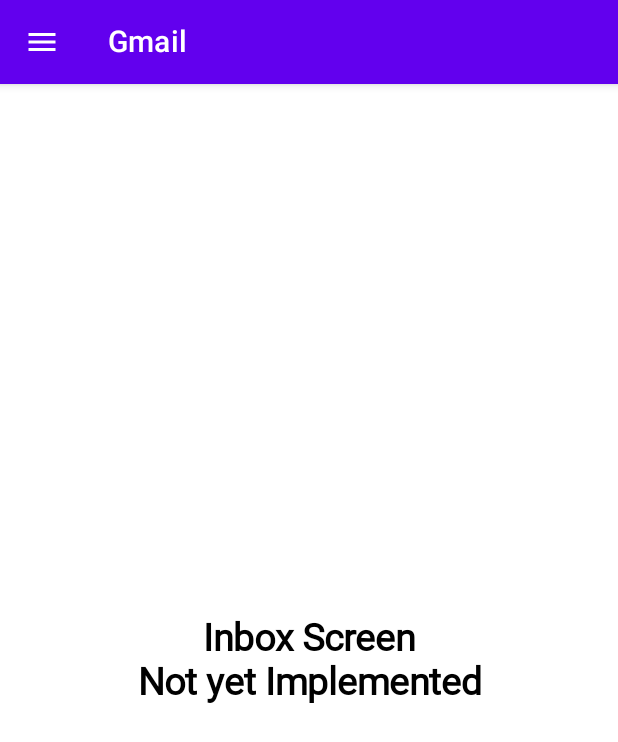
After one commit to NikhilChauhan4/google-screens, an Android app built with Jetpack Compose: the InboxScreen screen opened through its navigation route, on a phone screen of 412 x 824 dp. The commit adds this screen. Shown: the top 742 px of the screen. Run offline under Robolectric (Android 15) with nearby library versions, the phone set to English and light mode, and no system bars.

Commit message:
added nav drawer with sample items

```diff
--- a/app/build.gradle
+++ b/app/build.gradle
@@ -46,6 +46,7 @@ android {
 }
 
 dependencies {
+  def nav_version = "2.4.1"
 
   implementation 'androidx.core:core-ktx:1.7.0'
   implementation "androidx.compose.ui:ui:$compose_version"
@@ -67,6 +68,7 @@ dependencies {
   // Material Design
   implementation("androidx.compose.material:material:1.1.0")
 
+  implementation("androidx.navigation:navigation-compose:$nav_version")
   // UI Tests
   androidTestImplementation("androidx.compose.ui:ui-test-junit4:1.1.0")
 }
--- a/app/src/main/java/com/example/googlescreens/MainActivity.kt
+++ b/app/src/main/java/com/example/googlescreens/MainActivity.kt
@@ -6,11 +6,9 @@ import androidx.activity.compose.setContent
 import androidx.compose.foundation.layout.fillMaxSize
 import androidx.compose.material.MaterialTheme
 import androidx.compose.material.Surface
-import androidx.compose.material.Text
-import androidx.compose.runtime.Composable
 import androidx.compose.ui.Modifier
-import androidx.compose.ui.tooling.preview.Preview
-import com.example.googlescreens.screens.SignInScreen
+import androidx.navigation.compose.rememberNavController
+import com.example.googlescreens.screens.home.HomeScreen
 import com.example.googlescreens.ui.theme.GoogleScreensTheme
 
 class MainActivity : ComponentActivity() {
@@ -18,9 +16,10 @@ class MainActivity : ComponentActivity() {
     super.onCreate(savedInstanceState)
     setContent {
       GoogleScreensTheme {
+        val navController = rememberNavController()
         // A surface container using the 'background' color from the theme
         Surface(modifier = Modifier.fillMaxSize(), color = MaterialTheme.colors.background) {
-          SignInScreen()
+          HomeScreen(navController)
         }
       }
     }
--- /dev/null
+++ b/app/src/main/java/com/example/googlescreens/navigation/GmailNavigation.kt
@@ -0,0 +1,32 @@
+package com.example.googlescreens.navigation
+
+import androidx.compose.runtime.Composable
+import androidx.navigation.NavHostController
+import androidx.navigation.compose.NavHost
+import androidx.navigation.compose.composable
+import com.example.googlescreens.screens.home.components.navdrawer.NavDrawerItem
+import com.example.googlescreens.screens.inbox.InboxScreen
+
+@Composable
+fun GmailNavigation(navController: NavHostController) {
+  NavHost(navController, startDestination = NavDrawerItem.Inbox.route) {
+    composable(NavDrawerItem.AllInboxes.route) {
+      InboxScreen()
+    }
+    composable(NavDrawerItem.Inbox.route) {
+      InboxScreen()
+    }
+    composable(NavDrawerItem.Unread.route) {
+      InboxScreen()
+    }
+    composable(NavDrawerItem.Starred.route) {
+      InboxScreen()
+    }
+    composable(NavDrawerItem.Snoozed.route) {
+      InboxScreen()
+    }
+    composable(NavDrawerItem.Important.route) {
+      InboxScreen()
+    }
+  }
+}
--- /dev/null
+++ b/app/src/main/java/com/example/googlescreens/screens/home/HomeScreen.kt
@@ -0,0 +1,28 @@
+package com.example.googlescreens.screens.home
+
+import androidx.compose.material.Scaffold
+import androidx.compose.material.rememberScaffoldState
+import androidx.compose.runtime.Composable
+import androidx.compose.runtime.rememberCoroutineScope
+import androidx.compose.ui.res.colorResource
+import androidx.navigation.NavHostController
+import com.example.googlescreens.R
+import com.example.googlescreens.navigation.GmailNavigation
+import com.example.googlescreens.screens.home.components.GmailCloneAppBar
+import com.example.googlescreens.screens.home.components.navdrawer.NavDrawer
+
+@Composable
+fun HomeScreen(navController: NavHostController){
+  val scaffoldState = rememberScaffoldState()
+  val scope = rememberCoroutineScope()
+  Scaffold(
+      scaffoldState = scaffoldState,
+      topBar = { GmailCloneAppBar(scaffoldState = scaffoldState, coroutineScope = scope) },
+      drawerBackgroundColor = colorResource(id = R.color.purple_500),
+      drawerContent = {
+        NavDrawer(scope = scope, scaffoldState = scaffoldState, navController = navController)
+      },
+  ) {
+    GmailNavigation(navController = navController)
+  }
+}
--- /dev/null
+++ b/app/src/main/java/com/example/googlescreens/screens/home/components/GmailCloneAppBar.kt
@@ -0,0 +1,29 @@
+package com.example.googlescreens.screens.home.components
+
+import androidx.compose.material.Icon
+import androidx.compose.material.IconButton
+import androidx.compose.material.ScaffoldState
+import androidx.compose.material.Text
+import androidx.compose.material.TopAppBar
+import androidx.compose.material.icons.Icons
+import androidx.compose.material.icons.filled.Menu
+import androidx.compose.runtime.Composable
+import kotlinx.coroutines.CoroutineScope
+import kotlinx.coroutines.launch
+
+@Composable
+fun GmailCloneAppBar(coroutineScope: CoroutineScope,scaffoldState: ScaffoldState){
+  TopAppBar(
+      title = {
+        Text("Gmail")
+      },
+      navigationIcon = {
+        IconButton(onClick = {
+          coroutineScope.launch {
+            scaffoldState.drawerState.open()
+          }}) {
+          Icon(Icons.Filled.Menu, contentDescription = "open navigation drawer")
+        }
+      },
+  )
+}
--- /dev/null
+++ b/app/src/main/java/com/example/googlescreens/screens/home/components/navdrawer/NavDrawer.kt
@@ -0,0 +1,100 @@
+package com.example.googlescreens.screens.home.components.navdrawer
+
+import androidx.compose.foundation.Image
+import androidx.compose.foundation.background
+import androidx.compose.foundation.clickable
+import androidx.compose.foundation.layout.Column
+import androidx.compose.foundation.layout.Row
+import androidx.compose.foundation.layout.Spacer
+import androidx.compose.foundation.layout.fillMaxWidth
+import androidx.compose.foundation.layout.height
+import androidx.compose.foundation.layout.padding
+import androidx.compose.foundation.layout.width
+import androidx.compose.material.ScaffoldState
+import androidx.compose.material.Text
+import androidx.compose.runtime.Composable
+import androidx.compose.runtime.getValue
+import androidx.compose.ui.Alignment
+import androidx.compose.ui.Modifier
+import androidx.compose.ui.graphics.Color
+import androidx.compose.ui.graphics.ColorFilter
+import androidx.compose.ui.layout.ContentScale
+import androidx.compose.ui.res.colorResource
+import androidx.compose.ui.res.painterResource
+import androidx.compose.ui.unit.dp
+import androidx.compose.ui.unit.sp
+import androidx.navigation.NavHostController
+import androidx.navigation.compose.currentBackStackEntryAsState
+import com.example.googlescreens.R
+import kotlinx.coroutines.CoroutineScope
+import kotlinx.coroutines.launch
+
+@Composable
+fun NavDrawer(
+  scope: CoroutineScope,
+  scaffoldState: ScaffoldState,
+  navController: NavHostController
+) {
+  val items = listOf(
+      NavDrawerItem.AllInboxes,
+      NavDrawerItem.Inbox,
+      NavDrawerItem.Unread,
+      NavDrawerItem.Starred,
+      NavDrawerItem.Snoozed,
+      NavDrawerItem.Important
+  )
+  Column(modifier = Modifier.fillMaxWidth()) {
+    val navBackStackEntry by navController.currentBackStackEntryAsState()
+    val currentRoute = navBackStackEntry?.destination?.route
+    items.forEach { item ->
+      NavDrawerItem(item = item, selected = currentRoute == item.route, onItemClick = {
+        navController.navigate(item.route) {
+          navController.graph.startDestinationRoute?.let { route ->
+            popUpTo(route) {
+              saveState = true
+            }
+          }
+          launchSingleTop = true
+          restoreState = true
+        }
+        scope.launch {
+          scaffoldState.drawerState.close()
+        }
+      })
+    }
+  }
+}
+
+@Composable
+fun NavDrawerItem(
+  item: NavDrawerItem,
+  selected: Boolean,
+  onItemClick: (NavDrawerItem) -> Unit
+) {
+  val background = if (selected) R.color.purple_200 else android.R.color.transparent
+  Row(
+      verticalAlignment = Alignment.CenterVertically,
+      modifier = Modifier
+          .fillMaxWidth()
+          .clickable(onClick = { onItemClick(item) })
+          .height(45.dp)
+          .background(colorResource(id = background))
+          .padding(start = 10.dp)
+  ) {
+    Image(
+        painter = painterResource(id = item.icon),
+        contentDescription = item.title,
+        colorFilter = ColorFilter.tint(Color.White),
+        contentScale = ContentScale.Fit,
+        modifier = Modifier
+            .height(35.dp)
+            .width(35.dp)
+    )
+    Spacer(modifier = Modifier.width(7.dp))
+    Text(
+        text = item.title,
+        fontSize = 18.sp,
+        color = Color.White
+    )
+  }
+}
--- /dev/null
+++ b/app/src/main/java/com/example/googlescreens/screens/home/components/navdrawer/NavDrawerItem.kt
@@ -0,0 +1,12 @@
+package com.example.googlescreens.screens.home.components.navdrawer
+
+import com.example.googlescreens.R
+
+sealed class NavDrawerItem(var route: String, var icon: Int, var title: String,unread: String?) {
+  object AllInboxes : NavDrawerItem("all_inboxes", R.drawable.ic_outline_all_inbox_24, "All inboxes",null)
+  object Inbox : NavDrawerItem("inbox",R.drawable.ic_baseline_inbox_24 , "Inbox","99+")
+  object Unread : NavDrawerItem("unread", R.drawable.ic_outline_mark_email_unread_24, "Unread","99+")
+  object Starred : NavDrawerItem("stared", R.drawable.ic_outline_star_outline_24, "Starred","99+")
+  object Snoozed : NavDrawerItem("snoozed", R.drawable.ic_outline_access_time_24, "Snoozed","99+")
+  object Important : NavDrawerItem("important", R.drawable.ic_outline_label_24, "Important","99+")
+}
--- /dev/null
+++ b/app/src/main/java/com/example/googlescreens/screens/inbox/InboxScreen.kt
@@ -0,0 +1,43 @@
+package com.example.googlescreens.screens.inbox
+
+import androidx.compose.foundation.background
+import androidx.compose.foundation.layout.Column
+import androidx.compose.foundation.layout.fillMaxSize
+import androidx.compose.foundation.layout.wrapContentSize
+import androidx.compose.material.Text
+import androidx.compose.runtime.Composable
+import androidx.compose.ui.Alignment
+import androidx.compose.ui.Modifier
+import androidx.compose.ui.graphics.Color
+import androidx.compose.ui.res.colorResource
+import androidx.compose.ui.text.font.FontWeight
+import androidx.compose.ui.text.style.TextAlign
+import androidx.compose.ui.unit.sp
+import com.example.googlescreens.R
+
+@Composable
+fun InboxScreen() {
+  Column(
+      modifier = Modifier
+          .fillMaxSize()
+          .background(colorResource(id = R.color.white))
+          .wrapContentSize(Alignment.Center)
+  ) {
+    Text(
+        text = "Inbox Screen",
+        fontWeight = FontWeight.Bold,
+        color = Color.Black,
+        modifier = Modifier.align(Alignment.CenterHorizontally),
+        textAlign = TextAlign.Center,
+        fontSize = 25.sp
+    )
+    Text(
+        text = "Not yet Implemented",
+        fontWeight = FontWeight.Bold,
+        color = Color.Black,
+        modifier = Modifier.align(Alignment.CenterHorizontally),
+        textAlign = TextAlign.Center,
+        fontSize = 25.sp
+    )
+  }
+}
--- /dev/null
+++ b/app/src/main/res/drawable/ic_baseline_inbox_24.xml
@@ -0,0 +1,10 @@
+<vector xmlns:android="http://schemas.android.com/apk/res/android"
+    android:width="24dp"
+    android:height="24dp"
+    android:viewportWidth="24"
+    android:viewportHeight="24"
+    android:tint="@color/black">
+  <path
+      android:fillColor="@android:color/white"
+      android:pathData="M19,3L4.99,3c-1.11,0 -1.98,0.89 -1.98,2L3,19c0,1.1 0.88,2 1.99,2L19,21c1.1,0 2,-0.9 2,-2L21,5c0,-1.11 -0.9,-2 -2,-2zM19,15h-4c0,1.66 -1.35,3 -3,3s-3,-1.34 -3,-3L4.99,15L4.99,5L19,5v10z"/>
+</vector>
--- /dev/null
+++ b/app/src/main/res/drawable/ic_outline_access_time_24.xml
@@ -0,0 +1,10 @@
+<vector xmlns:android="http://schemas.android.com/apk/res/android"
+    android:width="24dp"
+    android:height="24dp"
+    android:viewportWidth="24"
+    android:viewportHeight="24"
+    android:tint="@color/black">
+  <path
+      android:fillColor="@android:color/white"
+      android:pathData="M11.99,2C6.47,2 2,6.48 2,12s4.47,10 9.99,10C17.52,22 22,17.52 22,12S17.52,2 11.99,2zM12,20c-4.42,0 -8,-3.58 -8,-8s3.58,-8 8,-8 8,3.58 8,8 -3.58,8 -8,8zM12.5,7L11,7v6l5.25,3.15 0.75,-1.23 -4.5,-2.67z"/>
+</vector>
--- /dev/null
+++ b/app/src/main/res/drawable/ic_outline_all_inbox_24.xml
@@ -0,0 +1,10 @@
+<vector xmlns:android="http://schemas.android.com/apk/res/android"
+    android:width="24dp"
+    android:height="24dp"
+    android:viewportWidth="24"
+    android:viewportHeight="24"
+    android:tint="@color/black">
+  <path
+      android:fillColor="@android:color/white"
+      android:pathData="M19,3L5,3c-1.1,0 -2,0.9 -2,2v7c0,1.1 0.9,2 2,2h14c1.1,0 2,-0.9 2,-2L21,5c0,-1.1 -0.9,-2 -2,-2zM5,10h3.13c0.21,0.78 0.67,1.47 1.27,2L5,12v-2zM19,12h-4.4c0.6,-0.53 1.06,-1.22 1.27,-2L19,10v2zM19,8h-5v1c0,1.07 -0.93,2 -2,2s-2,-0.93 -2,-2L10,8L5,8L5,5h14v3zM17,15h-3v1c0,0.47 -0.19,0.9 -0.48,1.25 -0.37,0.45 -0.92,0.75 -1.52,0.75s-1.15,-0.3 -1.52,-0.75c-0.29,-0.35 -0.48,-0.78 -0.48,-1.25v-1L3,15v4c0,1.1 0.9,2 2,2h14c1.1,0 2,-0.9 2,-2v-4h-4zM5,17h3.13c0.02,0.09 0.06,0.17 0.09,0.25 0.24,0.68 0.65,1.28 1.18,1.75L5,19v-2zM19,19h-4.4c0.54,-0.47 0.95,-1.07 1.18,-1.75 0.03,-0.08 0.07,-0.16 0.09,-0.25L19,17v2z"/>
+</vector>
--- /dev/null
+++ b/app/src/main/res/drawable/ic_outline_label_24.xml
@@ -0,0 +1,11 @@
+<vector xmlns:android="http://schemas.android.com/apk/res/android"
+    android:width="24dp"
+    android:height="24dp"
+    android:viewportWidth="24"
+    android:viewportHeight="24"
+    android:tint="@color/black"
+    android:autoMirrored="true">
+  <path
+      android:fillColor="@android:color/white"
+      android:pathData="M17.63,5.84C17.27,5.33 16.67,5 16,5L5,5.01C3.9,5.01 3,5.9 3,7v10c0,1.1 0.9,1.99 2,1.99L16,19c0.67,0 1.27,-0.33 1.63,-0.84L22,12l-4.37,-6.16zM16,17H5V7h11l3.55,5L16,17z"/>
+</vector>
--- /dev/null
+++ b/app/src/main/res/drawable/ic_outline_mark_email_unread_24.xml
@@ -0,0 +1,10 @@
+<vector xmlns:android="http://schemas.android.com/apk/res/android"
+    android:width="24dp"
+    android:height="24dp"
+    android:viewportWidth="24"
+    android:viewportHeight="24"
+    android:tint="@color/black">
+  <path
+      android:fillColor="@android:color/white"
+      android:pathData="M22,8.98V18c0,1.1 -0.9,2 -2,2H4c-1.1,0 -2,-0.9 -2,-2L2.01,6C2.01,4.9 2.9,4 4,4h10.1C14.04,4.32 14,4.66 14,5s0.04,0.68 0.1,1H4l8,5l3.67,-2.29c0.47,0.43 1.02,0.76 1.63,0.98L12,13L4,8v10h16V9.9C20.74,9.75 21.42,9.42 22,8.98zM16,5c0,1.66 1.34,3 3,3s3,-1.34 3,-3s-1.34,-3 -3,-3S16,3.34 16,5z"/>
+</vector>
--- /dev/null
+++ b/app/src/main/res/drawable/ic_outline_star_outline_24.xml
@@ -0,0 +1,10 @@
+<vector xmlns:android="http://schemas.android.com/apk/res/android"
+    android:width="24dp"
+    android:height="24dp"
+    android:viewportWidth="24"
+    android:viewportHeight="24"
+    android:tint="@color/black">
+  <path
+      android:fillColor="@android:color/white"
+      android:pathData="M22,9.24l-7.19,-0.62L12,2 9.19,8.63 2,9.24l5.46,4.73L5.82,21 12,17.27 18.18,21l-1.63,-7.03L22,9.24zM12,15.4l-3.76,2.27 1,-4.28 -3.32,-2.88 4.38,-0.38L12,6.1l1.71,4.04 4.38,0.38 -3.32,2.88 1,4.28L12,15.4z"/>
+</vector>
```
